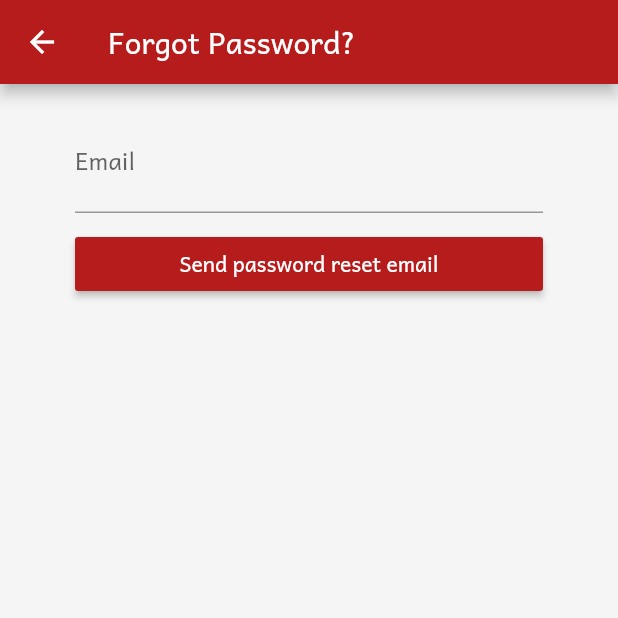
After one commit to ys27/FundTracker, a Flutter app: the ForgotPassword screen opened directly, on a phone screen of 412 x 824 dp, the top half of it. The commit adds this screen. Run offline on Flutter 3.47's test engine with Material 2 defaults, Android fonts, the phone set to English and light mode, and no system bars; our stand-ins replace cloud_firestore, community_material_icon, firebase_auth, firebase_core, fl_chart, flutter_colorpicker and 4 more; accounts and stored records are empty.

Commit message:
Added forgot password functionality

```diff
--- a/lib/pages/auth/emailVerification.dart
+++ b/lib/pages/auth/emailVerification.dart
@@ -27,11 +27,11 @@ class _EmailVerificationState extends State<EmailVerification> {
         child: ListView(
           padding: formPadding,
           children: <Widget>[
-            Center(child: Text('Please verify your email.')),
+            Center(child: Text('Please verify your email')),
             RaisedButton(
               color: Theme.of(context).primaryColor,
               child: Text(
-                'Resend email verification.',
+                'Resend email verification',
                 style: TextStyle(color: Colors.white),
               ),
               onPressed: () async {
--- /dev/null
+++ b/lib/pages/auth/forgotPassword.dart
@@ -0,0 +1,102 @@
+import 'package:flutter/material.dart';
+import 'package:fund_tracker/pages/auth/validators.dart';
+import 'package:fund_tracker/services/auth.dart';
+import 'package:fund_tracker/shared/components.dart';
+import 'package:fund_tracker/shared/styles.dart';
+
+class ForgotPassword extends StatefulWidget {
+  final AuthService auth;
+
+  ForgotPassword({this.auth});
+
+  @override
+  _ForgotPasswordState createState() => _ForgotPasswordState();
+}
+
+class _ForgotPasswordState extends State<ForgotPassword> {
+  bool _forgotPasswordEmailSent = false;
+  bool _isLoading = false;
+
+  final _emailController = TextEditingController();
+  final FocusNode _emailFocus = new FocusNode();
+  bool _isEmailInFocus = false;
+  String _email = '';
+
+  @override
+  void initState() {
+    super.initState();
+    _emailFocus.addListener(_checkFocus);
+  }
+
+  void _checkFocus() {
+    setState(() {
+      _isEmailInFocus = _emailFocus.hasFocus;
+    });
+  }
+
+  @override
+  Widget build(BuildContext context) {
+    return Scaffold(
+      backgroundColor: Colors.grey[100],
+      appBar: AppBar(
+        title: Text('Forgot Password?'),
+      ),
+      body: Container(
+        child: ListView(
+          padding: formPadding,
+          children: <Widget>[
+            TextFormField(
+              controller: _emailController,
+              focusNode: _emailFocus,
+              autovalidate: _email.isNotEmpty,
+              validator: emailValidator,
+              decoration: clearInput(
+                labelText: 'Email',
+                enabled: _email.isNotEmpty && _isEmailInFocus,
+                onPressed: () {
+                  setState(() => _email = '');
+                  _emailController.safeClear();
+                },
+              ),
+              keyboardType: TextInputType.emailAddress,
+              onChanged: (val) {
+                setState(() => _email = val);
+              },
+            ),
+            SizedBox(height: 10.0),
+            RaisedButton(
+              color: Theme.of(context).primaryColor,
+              child: Text(
+                'Send password reset email',
+                style: TextStyle(color: Colors.white),
+              ),
+              onPressed: () async {
+                setState(() {
+                  _forgotPasswordEmailSent = false;
+                  _isLoading = true;
+                });
+                await widget.auth.sendPasswordResetEmail(_email);
+                setState(() {
+                  _forgotPasswordEmailSent = true;
+                  _isLoading = false;
+                });
+              },
+            ),
+            if (_isLoading) ...[Loader()],
+            if (_forgotPasswordEmailSent) ...[
+              Center(child: Text('Password reset email sent!'))
+            ]
+          ],
+        ),
+      ),
+    );
+  }
+}
+
+extension on TextEditingController {
+  void safeClear() {
+    WidgetsBinding.instance.addPostFrameCallback((_) {
+      this.clear();
+    });
+  }
+}
--- a/lib/services/auth.dart
+++ b/lib/services/auth.dart
@@ -36,6 +36,10 @@ class AuthService {
     await _auth.currentUser.sendEmailVerification();
   }
 
+  Future sendPasswordResetEmail(String email) async {
+    await _auth.sendPasswordResetEmail(email: email);
+  }
+
   Future signOut() async {
     try {
       return await _auth.signOut();
```
Also changed, not shown: lib/pages/auth/authForm.dart (+20 -34 lines), lib/pages/auth/validators.dart (added, +35 -0 lines).
